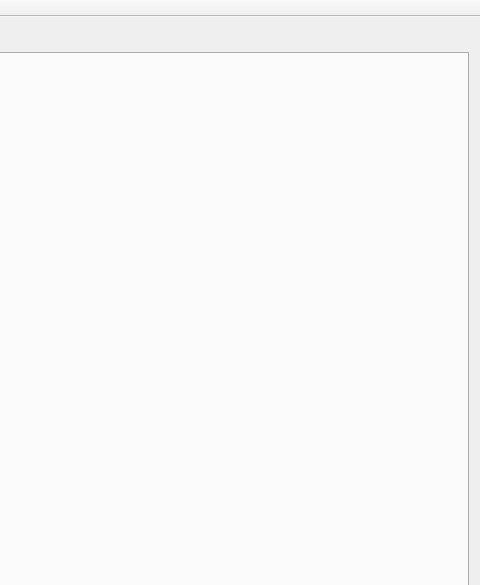
Above: ProyectoPSM/ProyectoPSM/ProyectoPSM.ui from jlacostaarpide/Proyecto_Vision_Artificial before the change; both pictures show x 852 to 1332 and y 0 to 585 of the 1332 by 791 pixel window. Below: the same form after it.
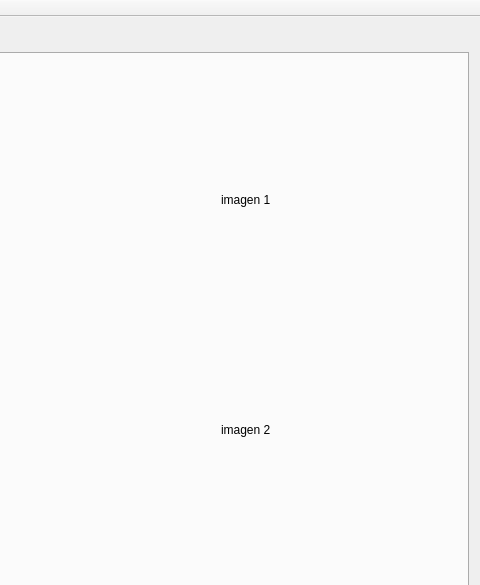
That is the form after the change. The open tabs and pages were chosen to show the change.

Diff of the .ui file:
```diff
--- a/ProyectoPSM/ProyectoPSM/ProyectoPSM.ui
+++ b/ProyectoPSM/ProyectoPSM/ProyectoPSM.ui
@@ -98,6 +98,32 @@
          <bool>true</bool>
         </property>
        </widget>
+       <widget class="QLabel" name="lblSeg1">
+        <property name="geometry">
+         <rect>
+          <x>1060</x>
+          <y>50</y>
+          <width>171</width>
+          <height>191</height>
+         </rect>
+        </property>
+        <property name="text">
+         <string>imagen 1</string>
+        </property>
+       </widget>
+       <widget class="QLabel" name="lblSeg2">
+        <property name="geometry">
+         <rect>
+          <x>1060</x>
+          <y>280</y>
+          <width>171</width>
+          <height>191</height>
+         </rect>
+        </property>
+        <property name="text">
+         <string>imagen 2</string>
+        </property>
+       </widget>
       </widget>
       <widget class="QWidget" name="tab_2">
        <attribute name="title">
```
Left out of the diff: 2 changed lines with no effect on the pictures.
